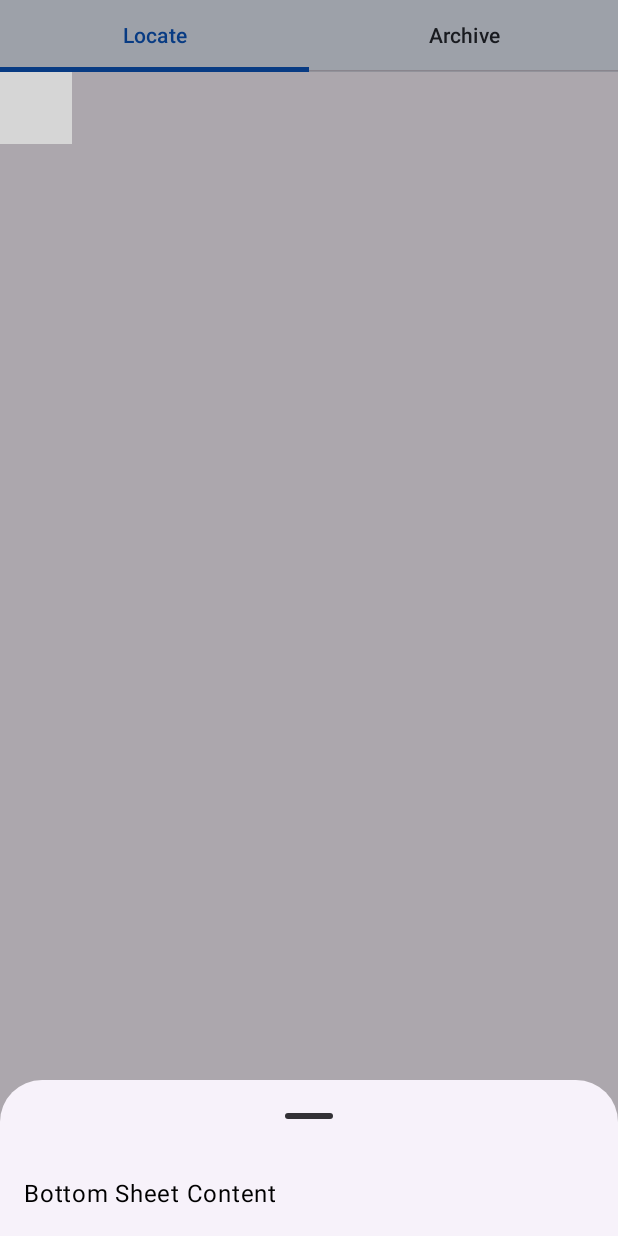
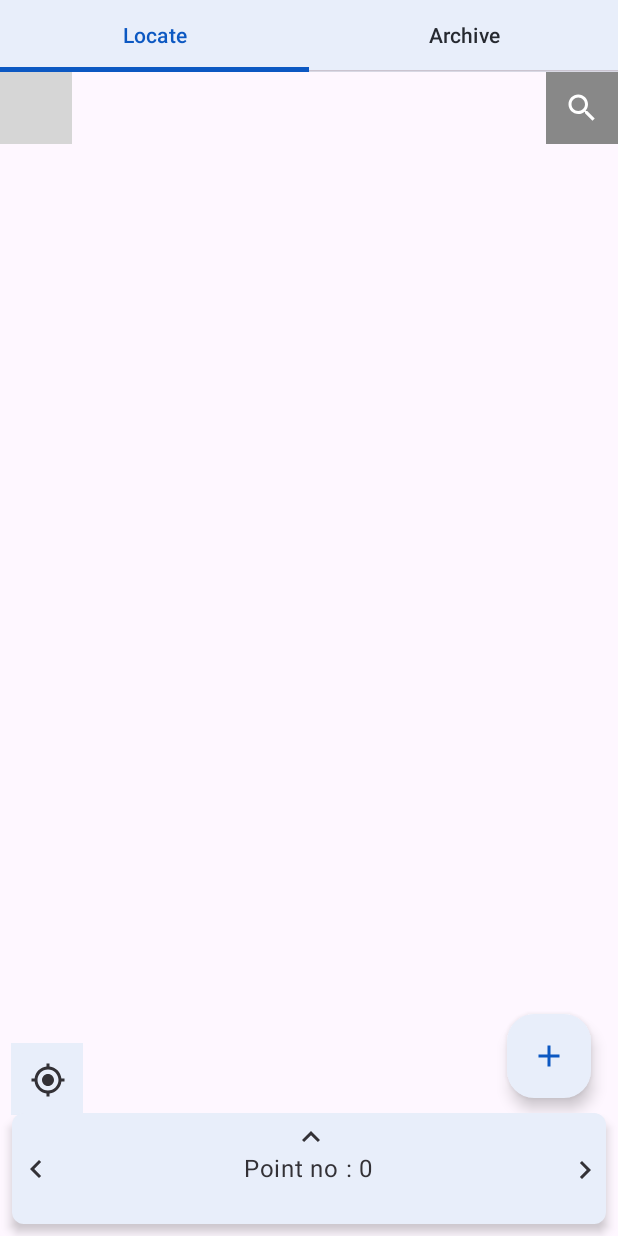
Before and after one commit to RaJansuMan/CordsApp, an Android app built with Jetpack Compose: the screen it shows after launch (MainActivity), on a phone screen of 412 x 824 dp. Run offline under Robolectric (Android 15) with nearby library versions, the phone set to English and light mode, and no system bars; libraries missing offline, so code that uses them is left out: com.mapbox.geojson, com.mapbox.maps; 2 statements that could not run were skipped; grey boxes are pictures that could not be loaded.

Commit message:
bottom is done search bar is half

```diff
--- a/app/src/main/java/com/selfproject/cordsapp/presentation/locate/LocateScreen.kt
+++ b/app/src/main/java/com/selfproject/cordsapp/presentation/locate/LocateScreen.kt
@@ -1,37 +1,45 @@
 package com.selfproject.cordsapp.presentation.locate
 
 import androidx.compose.foundation.ExperimentalFoundationApi
+import androidx.compose.foundation.background
+import androidx.compose.foundation.layout.Arrangement
 import androidx.compose.foundation.layout.Box
 import androidx.compose.foundation.layout.Column
-import androidx.compose.foundation.layout.ColumnScope
-import androidx.compose.foundation.layout.WindowInsets
-import androidx.compose.foundation.layout.asPaddingValues
+import androidx.compose.foundation.layout.Row
 import androidx.compose.foundation.layout.fillMaxSize
 import androidx.compose.foundation.layout.fillMaxWidth
-import androidx.compose.foundation.layout.navigationBars
+import androidx.compose.foundation.layout.height
 import androidx.compose.foundation.layout.padding
-import androidx.compose.foundation.layout.safeDrawing
+import androidx.compose.foundation.layout.width
+import androidx.compose.foundation.shape.RoundedCornerShape
 import androidx.compose.material.ExperimentalMaterialApi
-import androidx.compose.material.contentColorFor
-import androidx.compose.material3.BottomSheetDefaults
+import androidx.compose.material.FloatingActionButton
+import androidx.compose.material.IconButton
+import androidx.compose.material.icons.Icons
+import androidx.compose.material.icons.filled.Add
+import androidx.compose.material.icons.filled.KeyboardArrowLeft
+import androidx.compose.material.icons.filled.KeyboardArrowRight
+import androidx.compose.material.icons.filled.KeyboardArrowUp
+import androidx.compose.material3.Card
+import androidx.compose.material3.CardDefaults
 import androidx.compose.material3.ExperimentalMaterial3Api
-import androidx.compose.material3.ModalBottomSheet
-import androidx.compose.material3.SheetState
+import androidx.compose.material3.Icon
+import androidx.compose.material3.MaterialTheme
 import androidx.compose.material3.Text
-import androidx.compose.material3.TextField
-import androidx.compose.material3.rememberModalBottomSheetState
 import androidx.compose.runtime.Composable
 import androidx.compose.runtime.getValue
 import androidx.compose.runtime.mutableStateOf
 import androidx.compose.runtime.remember
-import androidx.compose.runtime.rememberCoroutineScope
 import androidx.compose.runtime.setValue
+import androidx.compose.ui.AbsoluteAlignment
+import androidx.compose.ui.Alignment
 import androidx.compose.ui.Modifier
 import androidx.compose.ui.graphics.Color
-import androidx.compose.ui.graphics.Shape
+import androidx.compose.ui.graphics.RectangleShape
+import androidx.compose.ui.res.painterResource
 import androidx.compose.ui.tooling.preview.Preview
-import androidx.compose.ui.unit.Dp
 import androidx.compose.ui.unit.dp
+import com.selfproject.cordsapp.R
 import com.selfproject.cordsapp.ui.theme.CordsAppTheme
 
 @OptIn(
@@ -40,77 +48,129 @@ import com.selfproject.cordsapp.ui.theme.CordsAppTheme
 )
 @Composable
 fun LocateScreen() {
-    var sheetState: SheetState = rememberModalBottomSheetState(skipPartiallyExpanded = false)
-    val scope = rememberCoroutineScope()
-    var showBottomSheet by remember { mutableStateOf(true) }
+    var sheetState by remember { mutableStateOf(BottomSheetState.COLLAPSED) }
+    val onSheetStateChanged: (BottomSheetState) -> Unit = { newState ->
+        sheetState = newState
+    }
+    val topHeight = 60.dp
+    val halfExpandedHeight = 150.dp
+
     Box(modifier = Modifier.fillMaxSize()) {
         MapBoxMap(point = null)
-        Column(modifier = Modifier.fillMaxSize()) {
+        ExpandableSearchView( modifier = Modifier.align(Alignment.TopEnd).height(48.dp),  searchDisplay = "",
+            onSearchDisplayChanged = {},
+            onSearchDisplayClosed = {})
+        CustomBottomSheet(
+            modifier = Modifier.align(Alignment.BottomCenter),
+            sheetState = sheetState,
+            fullyExpandedHeight = 400.dp,
+            halfExpandedHeight = halfExpandedHeight,
+            minHeight = topHeight,
+            onSheetStateChanged = onSheetStateChanged
+        ) {
+            Column {
+                TopSheet(modifier = Modifier.height(topHeight))
+                TopHeaderCard(modifier = Modifier.height(halfExpandedHeight-topHeight))
+            }
 
-
-            BetterModalBottomSheet(
-                showSheet = showBottomSheet,
-                onDismissRequest = { showBottomSheet = false },
-                sheetState = sheetState,
-                modifier = Modifier.fillMaxWidth()
-            ) {
-                Text("Bottom Sheet Content", modifier = Modifier.padding(16.dp))
-            }
         }
     }
 }
 
-@OptIn(ExperimentalMaterial3Api::class)
+
+
+
+
+
 @Composable
-fun BetterModalBottomSheet(
-    showSheet: Boolean,
-    onDismissRequest: () -> Unit,
-    modifier: Modifier = Modifier,
-    sheetState: SheetState = rememberModalBottomSheetState(
-        skipPartiallyExpanded = true
-    ),
-    shape: Shape = BottomSheetDefaults.ExpandedShape,
-    containerColor: Color = BottomSheetDefaults.ContainerColor,
-    contentColor: Color = contentColorFor(containerColor),
-    tonalElevation: Dp = BottomSheetDefaults.Elevation,
-    scrimColor: Color = BottomSheetDefaults.ScrimColor,
-    dragHandle: @Composable (() -> Unit)? = { BottomSheetDefaults.DragHandle() },
-    windowInsets: WindowInsets = WindowInsets.safeDrawing,
-    content: @Composable ColumnScope.() -> Unit,
-) {
-    val bottomPadding = WindowInsets.navigationBars.asPaddingValues().calculateBottomPadding()
+fun TopSheet(modifier: Modifier = Modifier) {
+    Row(
+        modifier = modifier
+            .fillMaxWidth()
+            .padding(horizontal = 16.dp)
+            .background(color = Color.Transparent),
+        horizontalArrangement = Arrangement.SpaceBetween
+    ) {
+        IconButton(modifier = Modifier
+            .height(30.dp)
+            .width(30.dp)
+            .padding(0.dp)
+            .background(shape = RectangleShape, color = MaterialTheme.colorScheme.surface)
+            .align(Alignment.Bottom),
+            onClick = { /*TODO*/ }) {
+            Icon(
+                painter = painterResource(id = R.drawable.baseline_gps_fixed_24),
+                contentDescription = "Locate", tint =  MaterialTheme.colorScheme.onSurfaceVariant
+            )
+        }
 
-    if (showSheet) {
-        ModalBottomSheet(
-            onDismissRequest = onDismissRequest,
-            modifier = modifier,
-            sheetState = sheetState,
-            shape = shape,
-            containerColor = containerColor,
-            contentColor = contentColor,
-            tonalElevation = tonalElevation,
-            scrimColor = scrimColor,
-            dragHandle = dragHandle,
-            windowInsets = windowInsets
+        FloatingActionButton(
+            onClick = { /* TODO: Handle FAB click */ },
+            modifier = Modifier.padding(2.dp),
+            shape = RoundedCornerShape(18.dp),
+            contentColor = MaterialTheme.colorScheme.onSurfaceVariant,
+            backgroundColor = MaterialTheme.colorScheme.surface,
         ) {
-            Column(modifier = Modifier.padding(WindowInsets.navigationBars.asPaddingValues())) {
-                content()
-            }
+            Icon(
+                Icons.Filled.Add,
+                contentDescription = "Add",
+                tint = MaterialTheme.colorScheme.onPrimaryContainer
+            )
         }
     }
 }
 
 @Composable
-fun SearchBar() {
-    TextField(
-        value = "",
-        onValueChange = {},
-        modifier = Modifier
-            .padding(8.dp)
-            .fillMaxWidth(),
-        placeholder = { Text("Search...") },
-        singleLine = true
-    )
+fun TopHeaderCard(modifier: Modifier=Modifier) {
+    Card(
+        modifier = modifier
+            .fillMaxWidth()
+            .padding(8.dp),
+        elevation = CardDefaults.cardElevation(defaultElevation = 4.dp),
+        shape = RoundedCornerShape(8.dp),
+        colors = CardDefaults.cardColors(containerColor = MaterialTheme.colorScheme.surface)
+    ) {
+        Box(modifier = Modifier.fillMaxSize()) {
+            IconButton(modifier = Modifier
+                .width(30.dp)
+                .padding(0.dp)
+                .background(shape = RectangleShape, color = Color.Transparent)
+                .align(AbsoluteAlignment.CenterLeft),
+                onClick = { /*TODO*/ }) {
+                Icon(
+                    Icons.Filled.KeyboardArrowLeft,
+                    contentDescription = "Locate", tint = MaterialTheme.colorScheme.onSurfaceVariant
+                )
+            }
+            IconButton(modifier = Modifier
+                .height(30.dp)
+                .width(30.dp)
+                .padding(0.dp)
+                .background(shape = RectangleShape, color = Color.Transparent)
+                .align(Alignment.TopCenter),
+                onClick = { /*TODO*/ }) {
+                Icon(
+                    Icons.Filled.KeyboardArrowUp,
+                    contentDescription = "Locate", tint = MaterialTheme.colorScheme.onSurfaceVariant
+                )
+            }
+            IconButton(modifier = Modifier
+                .height(30.dp)
+                .width(30.dp)
+                .padding(0.dp)
+                .background(shape = RectangleShape, color = Color.Transparent)
+                .align(AbsoluteAlignment.CenterRight),
+                onClick = { /*TODO*/ }) {
+                Icon(
+                    Icons.Filled.KeyboardArrowRight,
+                    contentDescription = "Locate", tint = MaterialTheme.colorScheme.onSurfaceVariant
+                )
+            }
+
+            Text(text = "Point no : 0", modifier = Modifier.align(Alignment.Center), color = MaterialTheme.colorScheme.onSurfaceVariant)
+        }
+    }
+
 }
 
 @Preview(showBackground = true)
--- a/app/src/main/java/com/selfproject/cordsapp/ui/theme/Theme.kt
+++ b/app/src/main/java/com/selfproject/cordsapp/ui/theme/Theme.kt
@@ -1,29 +1,39 @@
 package com.selfproject.cordsapp.ui.theme
 
 import android.app.Activity
-import android.os.Build
 import androidx.compose.foundation.isSystemInDarkTheme
 import androidx.compose.material3.MaterialTheme
 import androidx.compose.material3.darkColorScheme
-import androidx.compose.material3.dynamicDarkColorScheme
-import androidx.compose.material3.dynamicLightColorScheme
 import androidx.compose.material3.lightColorScheme
 import androidx.compose.runtime.Composable
 import androidx.compose.runtime.SideEffect
 import androidx.compose.ui.graphics.toArgb
-import androidx.compose.ui.platform.LocalContext
 import androidx.compose.ui.platform.LocalView
 import androidx.core.view.WindowCompat
+
+
+/*
+* surface is for bottom card view and top bar as well as background of search bar
+*
+* onSurfaceVariant for most of the thing on surface
+*
+* onSurface for selected things on surface distinguishing from surface variant
+*
+* */
 
 private val DarkColorScheme = darkColorScheme(
     primary = lightBlue,
     secondary = white,
     tertiary = Pink80,
 
-    surface= lightBlack,
+    surface = lightBlack,
 
     onSurface = darkBlue,
-    onSurfaceVariant = white
+    onSurfaceVariant = white,
+
+    primaryContainer = darkBlack,
+    onPrimaryContainer = white,
+    onPrimary = white
 
 )
 
@@ -32,8 +42,13 @@ private val LightColorScheme = lightColorScheme(
     secondary = PurpleGrey80,
     tertiary = Pink80,
 
-    surface= veryLightBlue,
-    onSurfaceVariant = grayShade
+    surface = veryLightBlue,
+    onSurfaceVariant = grayShade,
+
+
+    primaryContainer = white,
+    onPrimaryContainer = darkBlue,
+    onPrimary = white
 
     /* Other default colors to override
     background = Color(0xFFFFFBFE),
--- /dev/null
+++ b/app/src/main/res/drawable/baseline_add_24.xml
@@ -0,0 +1,5 @@
+<vector xmlns:android="http://schemas.android.com/apk/res/android" android:height="24dp" android:tint="#000000" android:viewportHeight="24" android:viewportWidth="24" android:width="24dp">
+
+    <path android:fillColor="@android:color/white" android:pathData="M19,13h-6v6h-2v-6H5v-2h6V5h2v6h6v2z"/>
+
+</vector>
--- /dev/null
+++ b/app/src/main/res/drawable/baseline_gps_fixed_24.xml
@@ -0,0 +1,5 @@
+<vector xmlns:android="http://schemas.android.com/apk/res/android" android:height="24dp" android:tint="#000000" android:viewportHeight="24" android:viewportWidth="24" android:width="24dp">
+
+    <path android:fillColor="@android:color/white" android:pathData="M12,8c-2.21,0 -4,1.79 -4,4s1.79,4 4,4 4,-1.79 4,-4 -1.79,-4 -4,-4zM20.94,11c-0.46,-4.17 -3.77,-7.48 -7.94,-7.94L13,1h-2v2.06C6.83,3.52 3.52,6.83 3.06,11L1,11v2h2.06c0.46,4.17 3.77,7.48 7.94,7.94L11,23h2v-2.06c4.17,-0.46 7.48,-3.77 7.94,-7.94L23,13v-2h-2.06zM12,19c-3.87,0 -7,-3.13 -7,-7s3.13,-7 7,-7 7,3.13 7,7 -3.13,7 -7,7z"/>
+
+</vector>
```
Also changed, not shown: app/src/main/java/com/selfproject/cordsapp/presentation/locate/CustomBotomSheet.kt (+2 -14 lines), app/src/main/java/com/selfproject/cordsapp/presentation/locate/ExpandableSearchBar.kt (added, +205 -0 lines).
